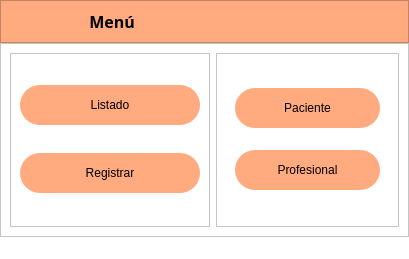
Old version of the form gui/main_2.ui in the repository ayenaccarato/Marcanac.
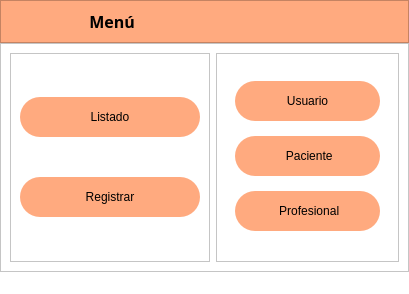
New version of the form. The open tabs and pages were chosen to show the change. Icons and pictures are not drawn.

What changed in the file:
```diff
--- a/gui/main_2.ui
+++ b/gui/main_2.ui
@@ -7,12 +7,16 @@
     <x>0</x>
     <y>0</y>
     <width>409</width>
-    <height>259</height>
+    <height>294</height>
    </rect>
   </property>
   <property name="windowTitle">
    <string>Marcanac</string>
   </property>
+  <property name="windowIcon">
+   <iconset>
+    <normaloff>imagenes/logo.png</normaloff>imagenes/logo.png</iconset>
+  </property>
   <property name="styleSheet">
    <string notr="true">background-color: rgb(255, 255, 255);</string>
   </property>
@@ -164,6 +168,9 @@
               <height>40</height>
              </size>
             </property>
+            <property name="cursor">
+             <cursorShape>PointingHandCursor</cursorShape>
+            </property>
             <property name="text">
              <string>Listado</string>
             </property>
@@ -187,6 +194,9 @@
               <height>40</height>
              </size>
             </property>
+            <property name="cursor">
+             <cursorShape>PointingHandCursor</cursorShape>
+            </property>
             <property name="text">
              <string>Registrar</string>
             </property>
@@ -238,6 +248,10 @@
 	font: 77 10pt &quot;Segoe UI black&quot;;
 }</string>
             </property>
+            <property name="currentIndex">
+             <number>0</number>
+            </property>
+            <widget class="QWidget" name="page_vacia"/>
             <widget class="QWidget" name="page_datos">
              <layout class="QVBoxLayout" name="verticalLayout_4">
               <item>
@@ -270,6 +284,32 @@
             </widget>
             <widget class="QWidget" name="page_registrar">
              <layout class="QVBoxLayout" name="verticalLayout_5">
+              <item>
+               <widget class="QPushButton" name="btnUsuario">
+                <property name="minimumSize">
+                 <size>
+                  <width>0</width>
+                  <height>40</height>
+                 </size>
+                </property>
+                <property name="cursor">
+                 <cursorShape>PointingHandCursor</cursorShape>
+                </property>
+                <property name="text">
+                 <string>Usuario</string>
+                </property>
+                <property name="icon">
+                 <iconset>
+                  <normaloff>imagenes/usuario.png</normaloff>imagenes/usuario.png</iconset>
+                </property>
+                <property name="iconSize">
+                 <size>
+                  <width>30</width>
+                  <height>30</height>
+                 </size>
+                </property>
+               </widget>
+              </item>
               <item>
                <widget class="QPushButton" name="btnPaciente">
                 <property name="minimumSize">
@@ -278,8 +318,21 @@
                   <height>40</height>
                  </size>
                 </property>
+                <property name="cursor">
+                 <cursorShape>PointingHandCursor</cursorShape>
+                </property>
                 <property name="text">
-                 <string>Paciente</string>
+                 <string> Paciente</string>
+                </property>
+                <property name="icon">
+                 <iconset>
+                  <normaloff>imagenes/paciente.png</normaloff>imagenes/paciente.png</iconset>
+                </property>
+                <property name="iconSize">
+                 <size>
+                  <width>30</width>
+                  <height>30</height>
+                 </size>
                 </property>
                </widget>
               </item>
@@ -291,8 +344,21 @@
                   <height>40</height>
                  </size>
                 </property>
+                <property name="cursor">
+                 <cursorShape>PointingHandCursor</cursorShape>
+                </property>
                 <property name="text">
-                 <string>Profesional</string>
+                 <string> Profesional</string>
+                </property>
+                <property name="icon">
+                 <iconset>
+                  <normaloff>imagenes/profesional.png</normaloff>imagenes/profesional.png</iconset>
+                </property>
+                <property name="iconSize">
+                 <size>
+                  <width>25</width>
+                  <height>25</height>
+                 </size>
                 </property>
                </widget>
               </item>
```
